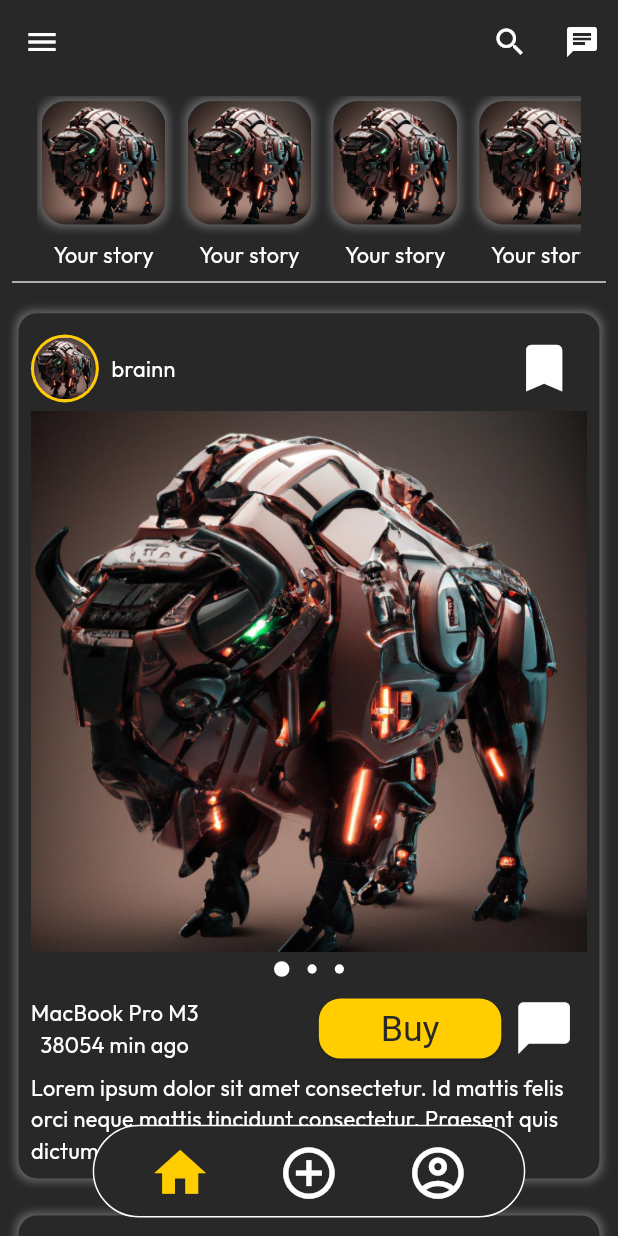
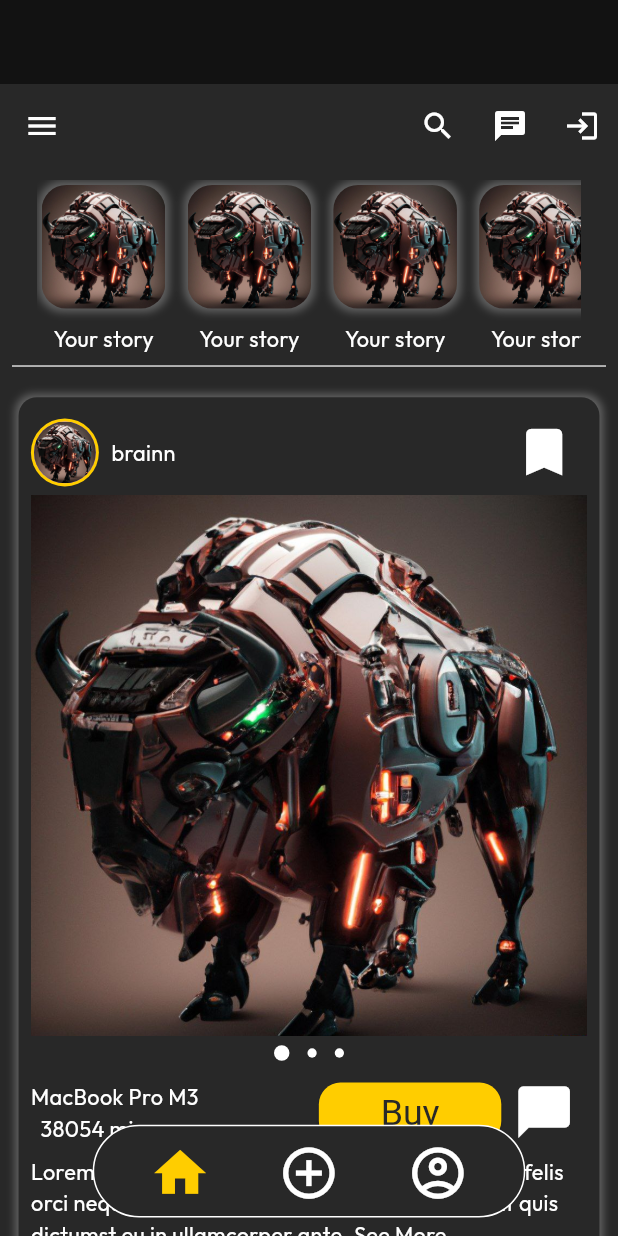
Before and after one commit to YaredMekonnen/Hawk-Market, a Flutter app: the screen it shows after launch, on a phone screen of 412 x 824 dp. Run offline on Flutter 3.47's test engine with Material 3 defaults, Android fonts, the phone set to English and light mode, and no system bars; drawn by our look-alikes of dots_indicator; our stand-ins replace bloc, go_router, google_fonts, responsive_sizer.

Commit message:
change: reafctored the router code to make it reload with out ching location

```diff
--- a/hawk_app/lib/home/pages/item_list_page.dart
+++ b/hawk_app/lib/home/pages/item_list_page.dart
@@ -18,6 +18,7 @@ class _ItemListPageState extends State<ItemListPage> {
   @override
   Widget build(BuildContext context) {
     return Scaffold(
+      appBar: AppBar(),
       body: CustomScrollView(
         slivers: [
           SliverAppBar(
@@ -39,7 +40,15 @@ class _ItemListPageState extends State<ItemListPage> {
               ),
               IconButton(
                 icon: Icon(Icons.chat),
-                onPressed: () {},
+                onPressed: () {
+                  GoRouter.of(context).go('/signup');
+                },
+              ),
+              IconButton(
+                icon: Icon(Icons.login),
+                onPressed: () {
+                  GoRouter.of(context).go('/login');
+                },
               ),
             ],
           ),
--- a/hawk_app/lib/main.dart
+++ b/hawk_app/lib/main.dart
@@ -1,22 +1,123 @@
 import 'package:flutter/material.dart';
-import 'package:hawk_app/home/pages/home_page.dart';
-import 'package:hawk_app/route/route.dart';
+import 'package:go_router/go_router.dart';
 import 'package:hawk_app/theme/theme.dart';
 import 'package:responsive_sizer/responsive_sizer.dart';
+import "package:hawk_app/auth/pages/index.dart";
+import "package:hawk_app/chat/pages/index.dart";
+import 'package:hawk_app/create_post/pages/create_post_page.dart';
+import "package:hawk_app/home/pages/index.dart";
+import "package:hawk_app/profile/pages/index.dart";
 
 void main() {
   runApp(const MyApp());
 }
 
 class MyApp extends StatelessWidget {
+
   const MyApp({super.key});
+
+  static GlobalKey<NavigatorState> parentKey = GlobalKey<NavigatorState>();
+  static GlobalKey<NavigatorState> homeKey = GlobalKey<NavigatorState>();
+  static GlobalKey<NavigatorState> profileKey = GlobalKey<NavigatorState>();
+  static GlobalKey<NavigatorState> createPostKey = GlobalKey<NavigatorState>();
+  static GlobalKey<ScaffoldState> scaffoldKey = GlobalKey<ScaffoldState>();
+
+  static final GoRouter router = GoRouter(
+        navigatorKey: parentKey,
+        initialLocation: "/",
+        routes: <RouteBase>[
+          StatefulShellRoute.indexedStack(
+            builder: (context, state, navigationShell) {
+              return HomePage(child: navigationShell, scaffoldKey: scaffoldKey,);
+            },
+            branches: <StatefulShellBranch>[
+              StatefulShellBranch(
+                navigatorKey: homeKey,
+                routes: [
+                  GoRoute(
+                    path: "/",
+                    builder: (context, state) {
+                      return ItemListPage(scaffoldKey: scaffoldKey);
+                    },
+                    routes: <RouteBase>[
+                      GoRoute(
+                        path: "search",
+                        builder: (context, state) {
+                          return SearchPage();
+                        }
+                      ),
+                      GoRoute(
+                        path: "profile",
+                        builder: (context, state) {
+                          return SelfProfilePage();
+                        }
+                      ),
+                      GoRoute(
+                        path: "profile/:id",
+                        builder: (context, state) {
+                          return OtherProfilePage();
+                        }
+                      ),
+                      GoRoute(
+                        path: "chat",
+                        builder: (context, state) {
+                          return ChatPage();
+                        }
+                      ),
+                    ]
+                  ),
+                ]
+              ),
+              StatefulShellBranch(
+                navigatorKey: createPostKey,
+                routes: [
+                  GoRoute(
+                    path: "/create-post",
+                    builder: (context, state) {
+                      return CreatePostPage();
+                    }
+                  ),
+                ]
+              ),
+              StatefulShellBranch(
+                navigatorKey: profileKey,
+                routes: [
+                  GoRoute(
+                    path: "/account",
+                    builder: (context, state) {
+                      return SelfProfilePage();
+                    }
+                  ),
+                ]
+              ),
+            ]
+          ),
+          GoRoute(
+            path: '/login',
+            builder: (context, state) {
+              return SignInPage();
+            },
+          ),
+           GoRoute(
+            path: '/signup',
+            builder: (context, state) {
+              return SignUpPage();
+            },
+          )
+        ],
+      );
+
 
   // This widget is the root of your application.
   @override
   Widget build(BuildContext context) {
     return ResponsiveSizer(
       builder: (context, orientation, deviceType) {
-        return AppRouter();
+        return MaterialApp.router(
+          title: "Hawk",
+          theme: ThemeClass.lightTheme,
+          routerConfig: router
+        );
       }
     );
   }
--- a/hawk_app/lib/route/route.dart
+++ b/hawk_app/lib/route/route.dart
@@ -11,18 +11,13 @@ import "package:hawk_app/theme/theme.dart";
 class AppRouter extends StatelessWidget {
 
 
-  GlobalKey<NavigatorState> parentKey = GlobalKey<NavigatorState>();
-  GlobalKey<NavigatorState> homeKey = GlobalKey<NavigatorState>();
-  GlobalKey<NavigatorState> profileKey = GlobalKey<NavigatorState>();
-  GlobalKey<NavigatorState> createPostKey = GlobalKey<NavigatorState>();
-  GlobalKey<ScaffoldState> scaffoldKey = GlobalKey<ScaffoldState>();
+  static GlobalKey<NavigatorState> parentKey = GlobalKey<NavigatorState>();
+  static GlobalKey<NavigatorState> homeKey = GlobalKey<NavigatorState>();
+  static GlobalKey<NavigatorState> profileKey = GlobalKey<NavigatorState>();
+  static GlobalKey<NavigatorState> createPostKey = GlobalKey<NavigatorState>();
+  static GlobalKey<ScaffoldState> scaffoldKey = GlobalKey<ScaffoldState>();
 
-  @override
-  Widget build(BuildContext context){
-    return MaterialApp.router(
-      title: "Hawk",
-      theme: ThemeClass.lightTheme,
-      routerConfig: GoRouter(
+  static final GoRouter router = GoRouter(
         navigatorKey: parentKey,
         initialLocation: "/",
         routes: <RouteBase>[
@@ -91,9 +86,28 @@ class AppRouter extends StatelessWidget {
                 ]
               ),
             ]
+          ),
+          GoRoute(
+            path: '/login',
+            builder: (context, state) {
+              return SignInPage();
+            },
+          ),
+           GoRoute(
+            path: '/signup',
+            builder: (context, state) {
+              return SignUpPage();
+            },
           )
         ],
-      ),
+      );
+
+  @override
+  Widget build(BuildContext context){
+    return MaterialApp.router(
+      title: "Hawk",
+      theme: ThemeClass.lightTheme,
+      routerConfig: router
     );
   }
 
```
